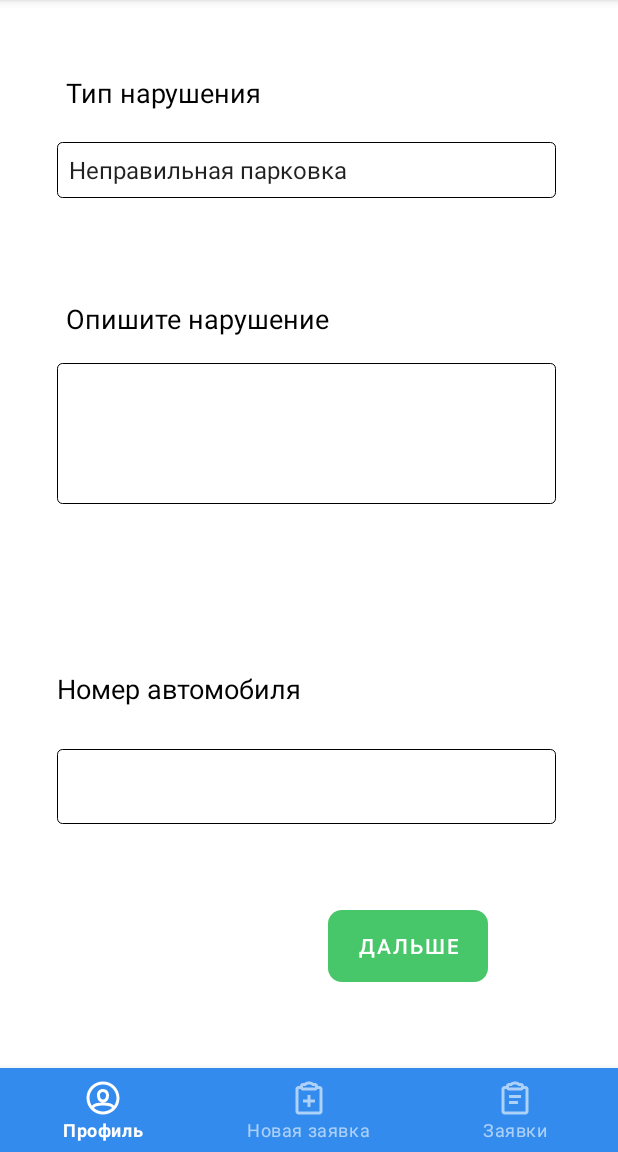
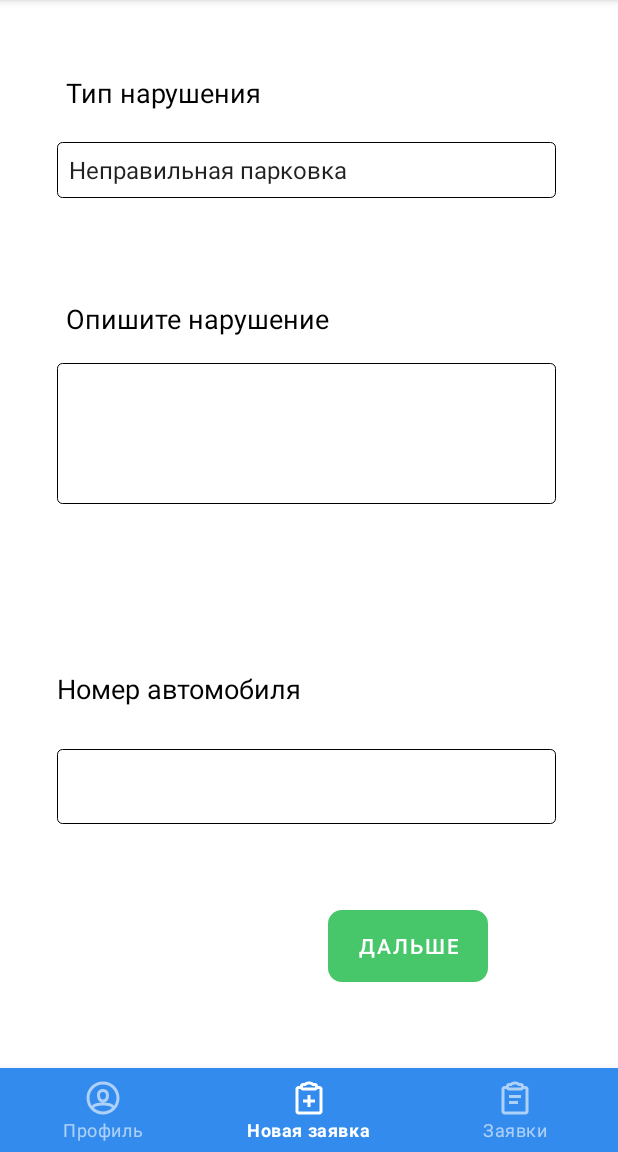
Before and after one commit to mihago/Inspector_production_stable, an Android app: the screen it shows after launch (MainActivity), item 2 of the bottom bar chosen, on a phone screen of 412 x 824 dp, the part 84-1236 px from its top. Run offline under Robolectric (Android 15) with nearby library versions, the phone set to English and light mode, and no system bars.

```diff
--- a/app/src/main/AndroidManifest.xml
+++ b/app/src/main/AndroidManifest.xml
@@ -1,7 +1,8 @@
 <?xml version="1.0" encoding="utf-8"?>
 <manifest xmlns:android="http://schemas.android.com/apk/res/android"
     package="com.example.inspector">
-
+    <uses-permission android:name="android.permission.WRITE_EXTERNAL_STORAGE"
+        android:maxSdkVersion="18" />
     <application
         android:allowBackup="true"
         android:icon="@mipmap/ic_launcher"
--- a/app/src/main/java/com/example/inspector/AccidentFragment.java
+++ b/app/src/main/java/com/example/inspector/AccidentFragment.java
@@ -1,4 +1,5 @@
-package com.example.inspector;
+
+        package com.example.inspector;
 
 import android.os.Bundle;
 
@@ -67,8 +68,7 @@ public class AccidentFragment extends Fragment {
 
         AF_next = (Button) v.findViewById(R.id.AF_next);
         AF_next.setOnClickListener(v3 ->{
-            getActivity().getSupportFragmentManager().beginTransaction().replace(R.id.fragments_container,new MediaFragment(),"media").commit();
-
+            getActivity().getSupportFragmentManager().beginTransaction().replace(R.id.fragments_container,new MediaFragment()).addToBackStack("v").commit();
         });
 
         return v;
--- a/app/src/main/java/com/example/inspector/MainActivity.java
+++ b/app/src/main/java/com/example/inspector/MainActivity.java
@@ -1,33 +1,40 @@
 package com.example.inspector;
 
 import androidx.annotation.NonNull;
+
 import androidx.appcompat.app.AppCompatActivity;
 
 
+import android.os.Build;
 import android.os.Bundle;
 import android.view.MenuItem;
+import android.view.View;
+import android.widget.Toolbar;
 
 import com.google.android.material.appbar.AppBarLayout;
+import com.google.android.material.appbar.MaterialToolbar;
 import com.google.android.material.bottomnavigation.BottomNavigationView;
 
+import java.util.regex.Matcher;
+
 public class MainActivity extends AppCompatActivity {
+
 
     @Override
     protected void onCreate(Bundle savedInstanceState) {
         super.onCreate(savedInstanceState);
         setContentView(R.layout.activity_main);
         BottomNavigationView b=(BottomNavigationView) findViewById(R.id.bottom_navigation);
+      MaterialToolbar appBarLayout=(MaterialToolbar) findViewById(R.id.topAppBar);
         //TODO: appbar layout navigation icon
 
-        getSupportFragmentManager().beginTransaction().add(R.id.fragments_container,new AccidentFragment(),"accident").commit();
+        getSupportFragmentManager().beginTransaction().add(R.id.fragments_container,new AccidentFragment()).commit();
+        appBarLayout.setNavigationOnClickListener(v-> {
+            getSupportFragmentManager().popBackStack();
 
-
-        b.setOnNavigationItemSelectedListener(new BottomNavigationView.OnNavigationItemSelectedListener() {
-            @Override
-            public boolean onNavigationItemSelected(@NonNull MenuItem item) {
-                getSupportFragmentManager().beginTransaction().к
-               return true;
-            }
+        });
+        b.setOnNavigationItemSelectedListener(item -> {
+           return true;
         });
 
 
```
